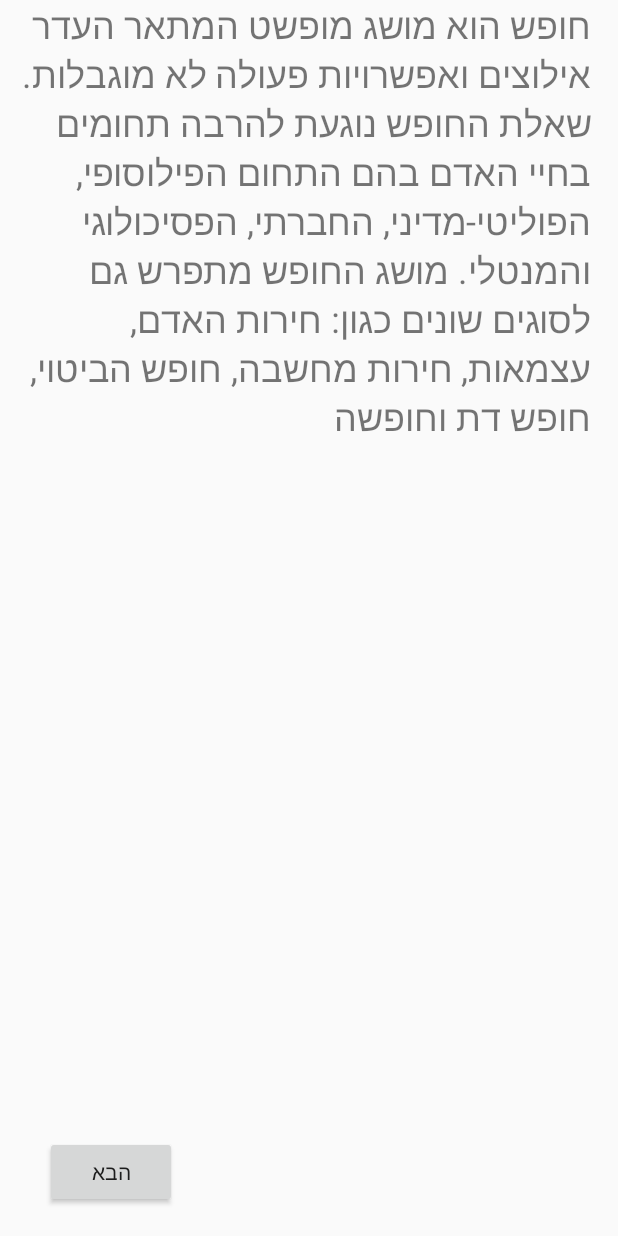
After one commit to codoulingo1/coduolingoplus, an Android app: the layout activity_explaination_q_s.xml on its own in the app's theme, with its tools: preview values and no code run, on a phone screen of 412 x 824 dp. The commit adds this screen. Run offline under Robolectric (Android 15) with nearby library versions, the phone set to English and light mode, and no system bars.

Commit message:
Added explantions.

```diff
--- a/app/src/main/AndroidManifest.xml
+++ b/app/src/main/AndroidManifest.xml
@@ -9,7 +9,8 @@
         android:roundIcon="@mipmap/ic_launcher_round"
         android:supportsRtl="true"
         android:theme="@style/AppTheme">
-        <activity android:name=".freedumQs"></activity>
+        <activity android:name=".ExplainationQS"></activity>
+        <activity android:name=".freedumQs" />
         <activity android:name=".MainActivity">
             <intent-filter>
                 <action android:name="android.intent.action.MAIN" />
--- a/app/src/main/java/com/example/coduolingo/DownloadReadlessons.java
+++ b/app/src/main/java/com/example/coduolingo/DownloadReadlessons.java
@@ -55,5 +55,7 @@ public class DownloadReadlessons {
         hashMap.put("Image", arr[7]);
         hashMap.put("Answer", arr[9]);
         return hashMap; //goj
+
+
     }
 }
--- a/app/src/main/java/com/example/coduolingo/MainActivity.java
+++ b/app/src/main/java/com/example/coduolingo/MainActivity.java
@@ -50,9 +50,8 @@ public class MainActivity extends AppCompatActivity {
         submit = (Button) findViewById(R.id.button);
         qs = (TextView) findViewById(R.id.textView);
         Log.d("gojo", "h"); // pro vi estas gojo
-        HashMap<String, String> hashMap = DownloadReadlessons.readqs(id, name, qs_num, MainActivity.this); // read qs by ID + name + question numbe
+        HashMap<String, String> hashMap = DownloadReadlessons.readqs(id, name, qs_num, MainActivity.this); // read qs by ID + name + question number
         return hashMap;
-        // r
 
             }
 
@@ -64,6 +63,9 @@ public class MainActivity extends AppCompatActivity {
         shared_hashmap = hashMap;
         if (hashMap.get("type").equals("freedum")){
             startActivity(new Intent(MainActivity.this, freedumQs.class));
+        }
+        if(hashMap.get("type").equals("explain")){
+            startActivity(new Intent(MainActivity.this, ExplainationQS.class));
         }
         qs.setText(hashMap.get("qs"));
         submit.setOnClickListener(new View.OnClickListener() {
--- /dev/null
+++ b/app/src/main/res/layout/activity_explaination_q_s.xml
@@ -0,0 +1,29 @@
+<?xml version="1.0" encoding="utf-8"?>
+<androidx.constraintlayout.widget.ConstraintLayout
+    xmlns:android="http://schemas.android.com/apk/res/android"
+    xmlns:app="http://schemas.android.com/apk/res-auto"
+    xmlns:tools="http://schemas.android.com/tools"
+    android:layout_width="match_parent"
+    android:layout_height="match_parent">
+
+    <Button
+        android:id="@+id/continueBtn"
+        android:layout_width="wrap_content"
+        android:layout_height="wrap_content"
+        android:text="הבא"
+        app:layout_constraintBottom_toBottomOf="parent"
+        app:layout_constraintEnd_toEndOf="parent"
+        app:layout_constraintHorizontal_bias="0.092"
+        app:layout_constraintStart_toStartOf="parent"
+        app:layout_constraintTop_toTopOf="parent"
+        app:layout_constraintVertical_bias="0.976" />
+
+    <TextView
+        android:id="@+id/Explanation"
+        android:layout_width="394dp"
+        android:layout_height="290dp"
+        android:text="חופש הוא מושג מופשט המתאר העדר אילוצים ואפשרויות פעולה לא מוגבלות. שאלת החופש נוגעת להרבה תחומים בחיי האדם בהם התחום הפילוסופי, הפוליטי-מדיני, החברתי, הפסיכולוגי והמנטלי. מושג החופש מתפרש גם לסוגים שונים כגון: חירות האדם, עצמאות, חירות מחשבה, חופש הביטוי, חופש דת וחופשה "
+        android:textSize="24sp"
+        tools:layout_editor_absoluteX="8dp"
+        tools:layout_editor_absoluteY="16dp" />
+</androidx.constraintlayout.widget.ConstraintLayout>
```
Also changed, not shown: app/src/main/java/com/example/coduolingo/ExplainationQS.java (added, +40 -0 lines).
